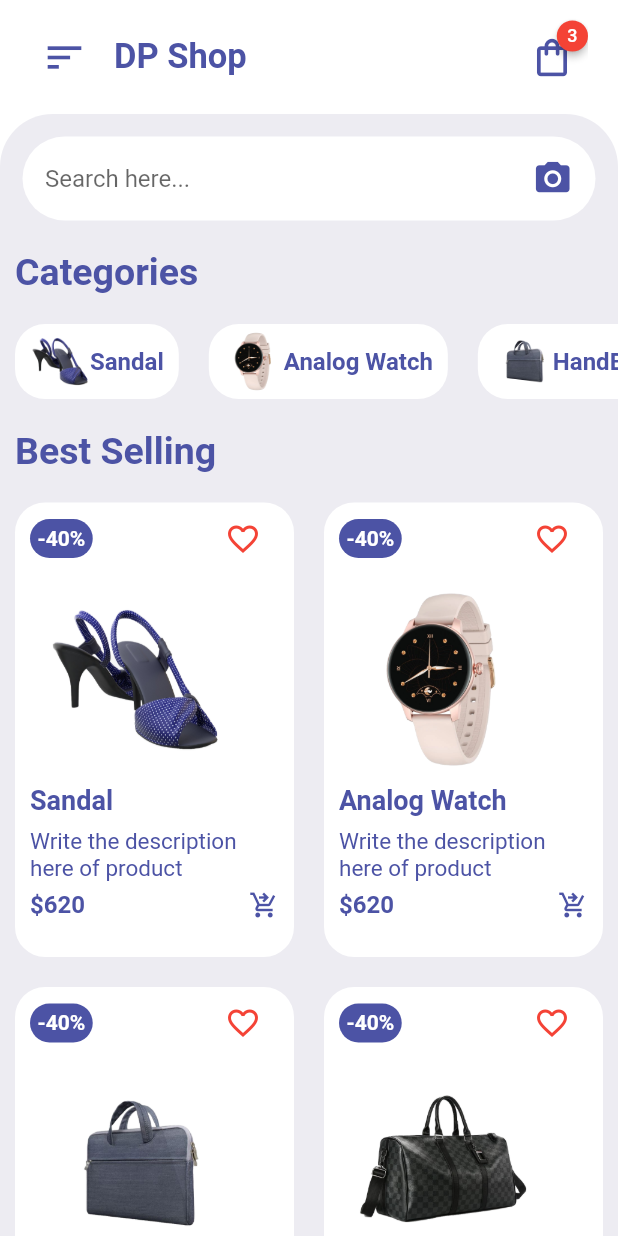
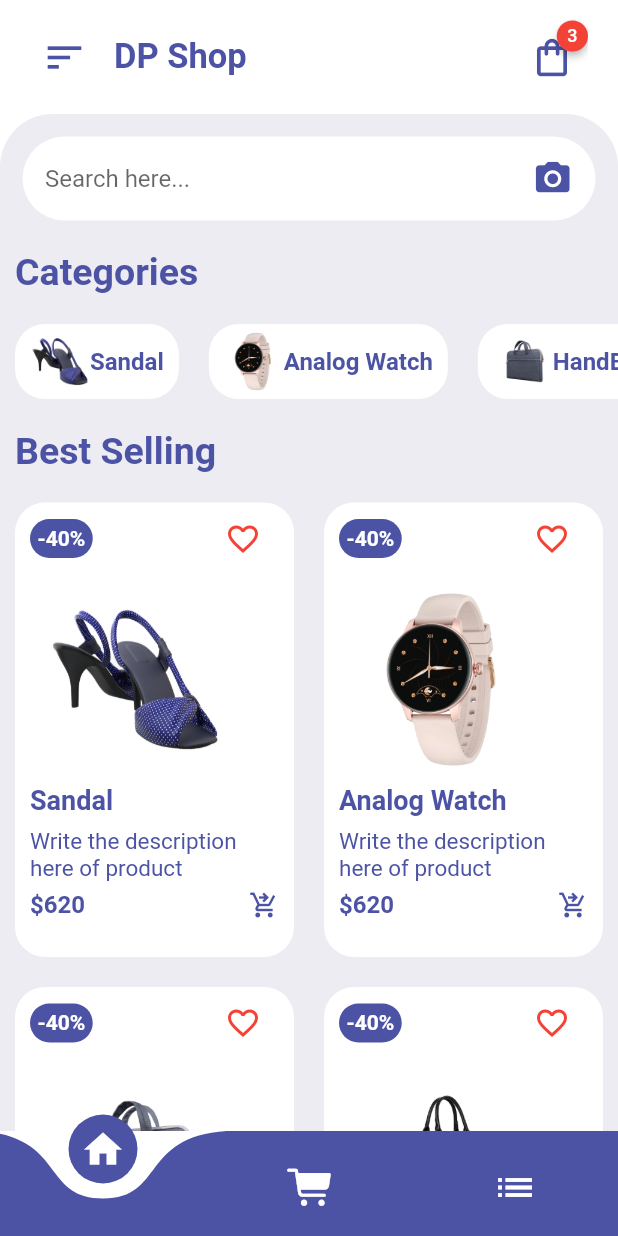
Before and after one commit to jgarzon26/shopping_app, a Flutter app: the screen it shows after launch, on a phone screen of 412 x 824 dp. Run offline on Flutter 3.47's test engine with Material 2 defaults, Android fonts, the phone set to English and light mode, and no system bars; drawn by our look-alikes of badges, curved_navigation_bar.

```diff
--- a/lib/screens/home/home.dart
+++ b/lib/screens/home/home.dart
@@ -1,4 +1,6 @@
 import 'package:badges/badges.dart';
+import 'package:curved_navigation_bar/curved_navigation_bar.dart';
+import 'package:flutter/cupertino.dart';
 import 'package:flutter/material.dart';
 import 'package:shopping_app/constants.dart';
 import 'package:shopping_app/demoData/category_data.dart';
@@ -120,6 +122,31 @@ class Home extends StatelessWidget{
           ),
         ],
       ),
+      bottomNavigationBar: CurvedNavigationBar(
+        height: 70,
+        onTap: (index) {
+          //Handle button tap
+        },
+        color: kMainColor,
+        backgroundColor: Colors.transparent,
+        items: const [
+          Icon(
+            Icons.home,
+            size: 30,
+            color: Colors.white,
+          ),
+          Icon(
+            CupertinoIcons.cart_fill,
+            size: 30,
+            color: Colors.white,
+          ),
+          Icon(
+            Icons.list,
+            size: 30,
+            color: Colors.white,
+          ),
+        ],
+      ),
     );
   }
 }
--- a/pubspec.yaml
+++ b/pubspec.yaml
@@ -38,6 +38,7 @@ dependencies:
   # Use with the CupertinoIcons class for iOS style icons.
   cupertino_icons: ^1.0.2
   badges: ^3.0.2
+  curved_navigation_bar: ^1.0.3
 
 dev_dependencies:
   flutter_test:
```
Also changed, not shown: pubspec.lock.
